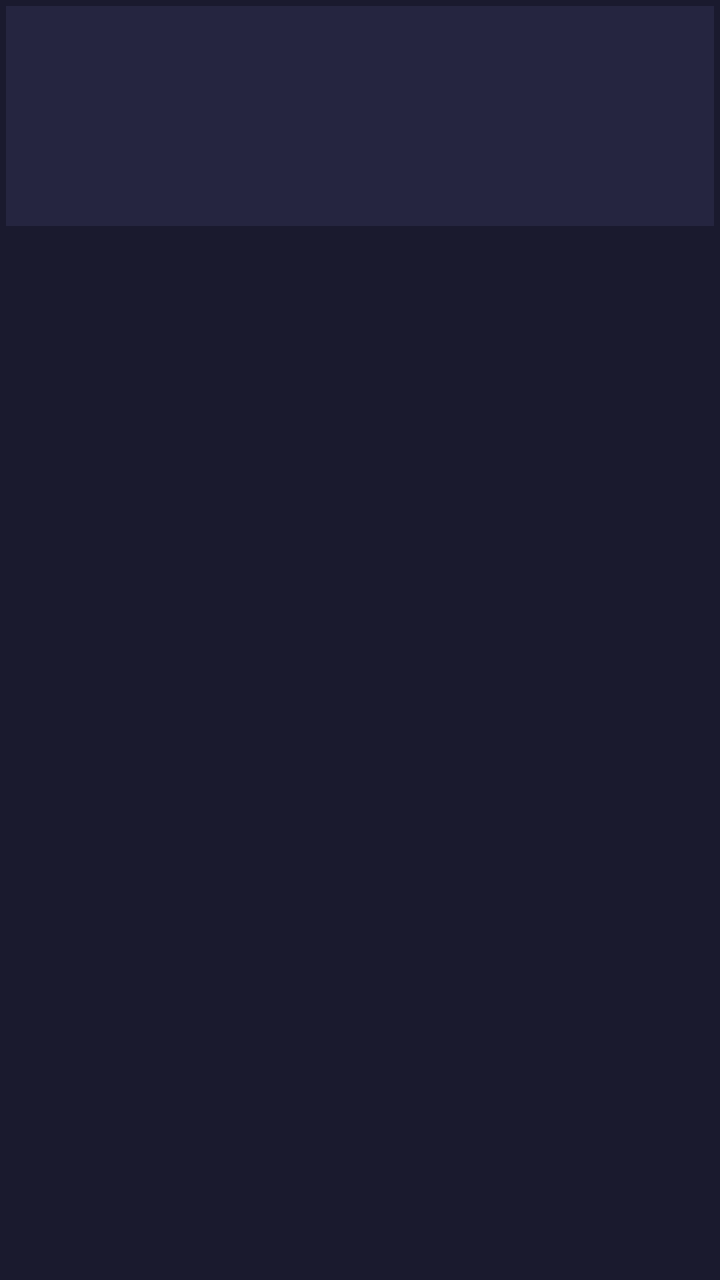
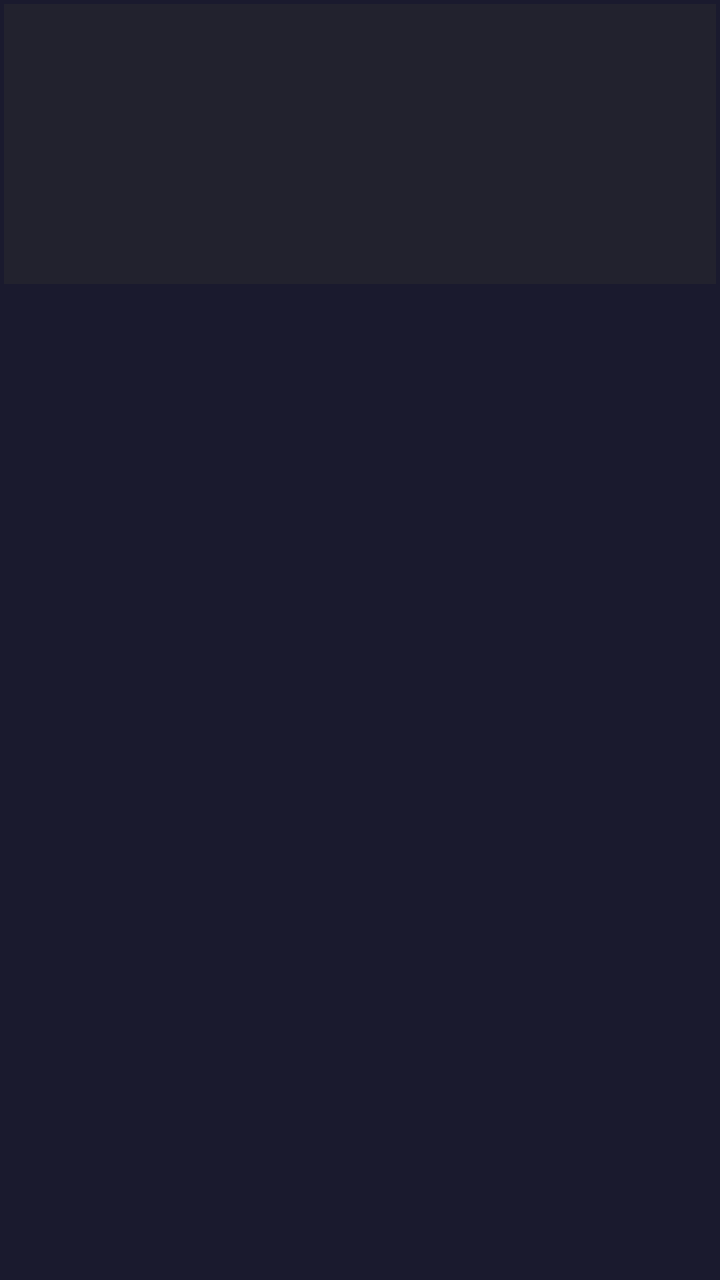

The first picture is an Android layout as it rendered before a commit; the second is the same layout after the commit. The layout source and the unified diff follow.
<!-- AndroidManifest.xml: application theme Theme.LanDrop -->
<!-- res/layout/item_media.xml -->
<?xml version="1.0" encoding="utf-8"?>
<FrameLayout xmlns:android="http://schemas.android.com/apk/res/android"
    android:layout_width="match_parent"
    android:layout_height="wrap_content"
    android:padding="3dp">

    <ImageView
        android:id="@+id/thumb"
        android:layout_width="match_parent"
        android:layout_height="110dp"
        android:scaleType="centerCrop"
        android:background="#252540"
        android:contentDescription="media" />

    <TextView
        android:id="@+id/duration"
        android:layout_width="wrap_content"
        android:layout_height="wrap_content"
        android:layout_gravity="bottom|end"
        android:layout_margin="6dp"
        android:background="#99000000"
        android:textColor="#FFFFFF"
        android:textSize="10sp"
        android:paddingHorizontal="4dp"
        android:paddingVertical="1dp"
        android:visibility="gone" />

    <View
        android:id="@+id/check"
        android:layout_width="18dp"
        android:layout_height="18dp"
        android:layout_gravity="top|end"
        android:layout_margin="6dp"
        android:background="@drawable/bg_check"
        android:visibility="gone" />
</FrameLayout>
<!-- resources referenced by this layout -->
<resources>
  <!-- drawable bg_check (drawable) -->
  <?xml version="1.0" encoding="utf-8"?>
  <shape xmlns:android="http://schemas.android.com/apk/res/android"
      android:shape="oval">
      <solid android:color="#6C5CE7" />
      <stroke android:width="2dp" android:color="#FFFFFF" />
  </shape>
  <style name="Theme.LanDrop" parent="Theme.Material3.Dark.NoActionBar">
          <item name="colorPrimary">#6C5CE7</item>
          <item name="colorPrimaryContainer">#4834D4</item>
          <item name="colorOnPrimary">#FFFFFF</item>
          <item name="android:statusBarColor">#1A1A2E</item>
          <item name="android:navigationBarColor">#1A1A2E</item>
          <item name="android:windowBackground">#1A1A2E</item>
      </style>
</resources>

<!-- the commit's change to res/layout/item_media.xml (unified diff, before → after) -->
@@ -2,14 +2,14 @@
 <FrameLayout xmlns:android="http://schemas.android.com/apk/res/android"
     android:layout_width="match_parent"
     android:layout_height="wrap_content"
-    android:padding="3dp">
+    android:padding="2dp">
 
     <ImageView
         android:id="@+id/thumb"
         android:layout_width="match_parent"
-        android:layout_height="110dp"
+        android:layout_height="140dp"
         android:scaleType="centerCrop"
-        android:background="#252540"
+        android:background="#22222E"
         android:contentDescription="media" />
 
     <TextView
@@ -18,19 +18,26 @@
         android:layout_height="wrap_content"
         android:layout_gravity="bottom|end"
         android:layout_margin="6dp"
-        android:background="#99000000"
+        android:background="#CC000000"
         android:textColor="#FFFFFF"
-        android:textSize="10sp"
-        android:paddingHorizontal="4dp"
-        android:paddingVertical="1dp"
+        android:textSize="11sp"
+        android:paddingHorizontal="6dp"
+        android:paddingVertical="2dp"
         android:visibility="gone" />
 
     <View
         android:id="@+id/check"
-        android:layout_width="18dp"
-        android:layout_height="18dp"
+        android:layout_width="24dp"
+        android:layout_height="24dp"
         android:layout_gravity="top|end"
-        android:layout_margin="6dp"
+        android:layout_margin="8dp"
         android:background="@drawable/bg_check"
         android:visibility="gone" />
+
+    <View
+        android:id="@+id/selectOverlay"
+        android:layout_width="match_parent"
+        android:layout_height="140dp"
+        android:background="#66000000"
+        android:visibility="gone" />
 </FrameLayout>
